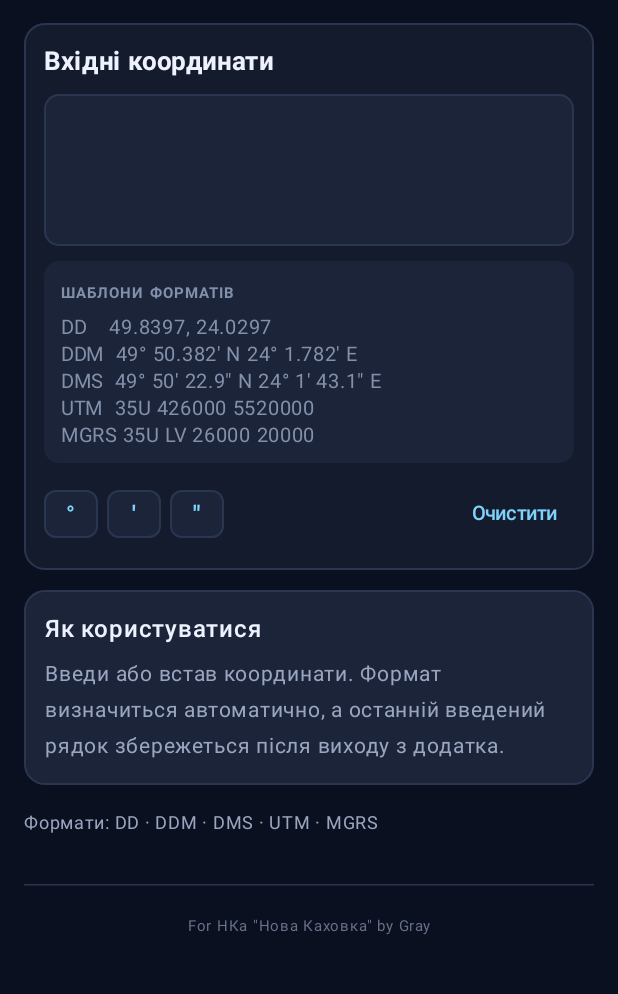
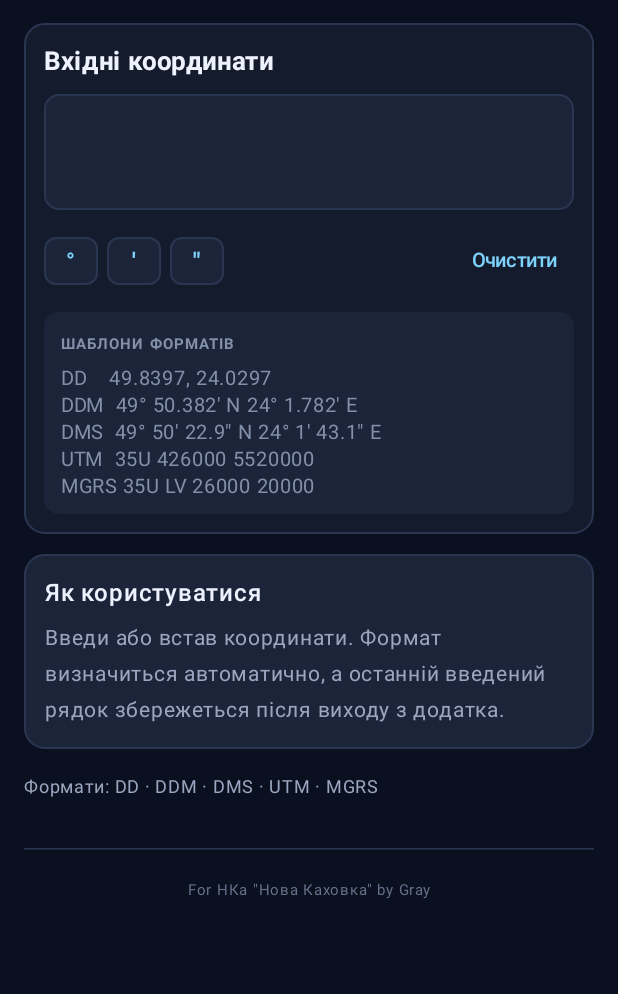
Before and after one commit to KostenkoGray/Coord-transfer, an Android app built with Jetpack Compose: the screen it shows after launch (MainActivity), after a tap on an icon or button, on a phone screen of 412 x 824 dp, the part 135-1129 px from its top. Run offline under Robolectric (Android 15) with nearby library versions, the phone set to English and light mode, and no system bars; 10 statements that could not run were skipped.

Commit message:
Adjust input controls and collapse coordinate history

```diff
--- a/app/src/main/java/com/gray/coordtransfer/MainActivity.kt
+++ b/app/src/main/java/com/gray/coordtransfer/MainActivity.kt
@@ -147,6 +147,7 @@ private fun CoordinateConverterScreen() {
     }
 
     var lastObservedInput by remember { mutableStateOf(input.text) }
+    var historyExpanded by rememberSaveable { mutableStateOf(false) }
     val clipboard = LocalClipboardManager.current
     val snackbarHostState = remember { SnackbarHostState() }
     val scope = rememberCoroutineScope()
@@ -197,6 +198,7 @@ private fun CoordinateConverterScreen() {
             text = value,
             selection = TextRange(value.length)
         )
+        historyExpanded = false
     }
 
     Scaffold(
@@ -254,8 +256,8 @@ private fun CoordinateConverterScreen() {
                         value = input,
                         onValueChange = { input = it },
                         modifier = Modifier.fillMaxWidth(),
-                        minLines = 3,
-                        maxLines = 5,
+                        minLines = 2,
+                        maxLines = 2,
                         shape = RoundedCornerShape(10.dp),
                         textStyle = TextStyle(
                             fontSize = 18.sp,
@@ -271,48 +273,8 @@ private fun CoordinateConverterScreen() {
                             focusedContainerColor = InputColor,
                             unfocusedContainerColor = InputColor
                         ),
-                        trailingIcon = {
-                            if (input.text.isNotEmpty()) {
-                                IconButton(onClick = { input = TextFieldValue("") }) {
-                                    Icon(
-                                        imageVector = Icons.Default.Close,
-                                        contentDescription = "Очистити поле",
-                                        tint = MutedColor
+
                     )
-                                }
-                            }
-                        }
-                    )
-
-                    // Persistent format examples: these remain visible while the field contains text.
-                    Surface(
-                        modifier = Modifier.fillMaxWidth(),
-                        color = InputColor,
-                        shape = RoundedCornerShape(10.dp)
-                    ) {
-                        Column(
-                            modifier = Modifier.padding(horizontal = 11.dp, vertical = 9.dp),
-                            verticalArrangement = Arrangement.spacedBy(2.dp)
-                        ) {
-                            Text(
-                                text = "ШАБЛОНИ ФОРМАТІВ",
-                                color = Color(0xFF8290AA),
-                                fontSize = 10.sp,
-                                fontWeight = FontWeight.Bold,
-                                letterSpacing = 0.7.sp
-                            )
-                            Text(
-                                text = "DD    49.8397, 24.0297\n" +
-                                    "DDM  49° 50.382' N 24° 1.782' E\n" +
-                                    "DMS  49° 50' 22.9\" N 24° 1' 43.1\" E\n" +
-                                    "UTM  35U 426000 5520000\n" +
-                                    "MGRS 35U LV 26000 20000",
-                                color = Color(0xFF8290AA),
-                                fontSize = 13.sp,
-                                lineHeight = 18.sp
-                            )
-                        }
-                    }
 
                     Row(
                         modifier = Modifier.fillMaxWidth(),
@@ -348,10 +310,73 @@ private fun CoordinateConverterScreen() {
                             Text("Очистити", color = AccentColor, fontSize = 13.sp)
                         }
                     }
+
+                    // Persistent format examples: these remain visible while the field contains text.
+                    Surface(
+                        modifier = Modifier.fillMaxWidth(),
+                        color = InputColor,
+                        shape = RoundedCornerShape(10.dp)
+                    ) {
+                        Column(
+                            modifier = Modifier.padding(horizontal = 11.dp, vertical = 9.dp),
+                            verticalArrangement = Arrangement.spacedBy(2.dp)
+                        ) {
+                            Text(
+                                text = "ШАБЛОНИ ФОРМАТІВ",
+                                color = Color(0xFF8290AA),
+                                fontSize = 10.sp,
+                                fontWeight = FontWeight.Bold,
+                                letterSpacing = 0.7.sp
+                            )
+                            Text(
+                                text = "DD    49.8397, 24.0297\n" +
+                                    "DDM  49° 50.382' N 24° 1.782' E\n" +
+                                    "DMS  49° 50' 22.9\" N 24° 1' 43.1\" E\n" +
+                                    "UTM  35U 426000 5520000\n" +
+                                    "MGRS 35U LV 26000 20000",
+                                color = Color(0xFF8290AA),
+                                fontSize = 13.sp,
+                                lineHeight = 18.sp
+                            )
+                        }
+                    }
+
+
                 }
             }
 
             if (history.isNotEmpty()) {
+                Column(verticalArrangement = Arrangement.spacedBy(6.dp)) {
+                    Surface(
+                        modifier = Modifier
+                            .fillMaxWidth()
+                            .clickable { historyExpanded = !historyExpanded },
+                        color = CardColor,
+                        shape = RoundedCornerShape(12.dp),
+                        border = BorderStroke(1.dp, BorderColor)
+                    ) {
+                        Row(
+                            modifier = Modifier.padding(horizontal = 13.dp, vertical = 11.dp),
+                            verticalAlignment = Alignment.CenterVertically
+                        ) {
+                            Text(
+                                text = "ІСТОРІЯ КООРДИНАТ (${history.size})",
+                                color = AccentColor,
+                                fontSize = 12.sp,
+                                fontWeight = FontWeight.Bold,
+                                letterSpacing = 0.6.sp
+                            )
+                            Spacer(modifier = Modifier.weight(1f))
+                            Text(
+                                text = if (historyExpanded) "▲" else "▼",
+                                color = AccentColor,
+                                fontSize = 13.sp,
+                                fontWeight = FontWeight.Bold
+                            )
+                        }
+                    }
+
+                    if (historyExpanded) {
                         Card(
                             modifier = Modifier.fillMaxWidth(),
                             shape = RoundedCornerShape(14.dp),
@@ -363,13 +388,6 @@ private fun CoordinateConverterScreen() {
                                 modifier = Modifier.padding(horizontal = 13.dp, vertical = 10.dp),
                                 verticalArrangement = Arrangement.spacedBy(6.dp)
                             ) {
-                        Text(
-                            text = "ОСТАННІ 5 КООРДИНАТ",
-                            color = AccentColor,
-                            fontSize = 11.sp,
-                            fontWeight = FontWeight.Bold,
-                            letterSpacing = 0.8.sp
-                        )
                                 history.forEachIndexed { index, value ->
                                     val formatName = remember(value) {
                                         runCatching {
@@ -406,6 +424,8 @@ private fun CoordinateConverterScreen() {
                                     }
                                     if (index != history.lastIndex) {
                                         HorizontalDivider(color = BorderColor)
+                                    }
+                                }
                             }
                         }
                     }
```
Lines whose indentation alone changed are shown as unchanged.
